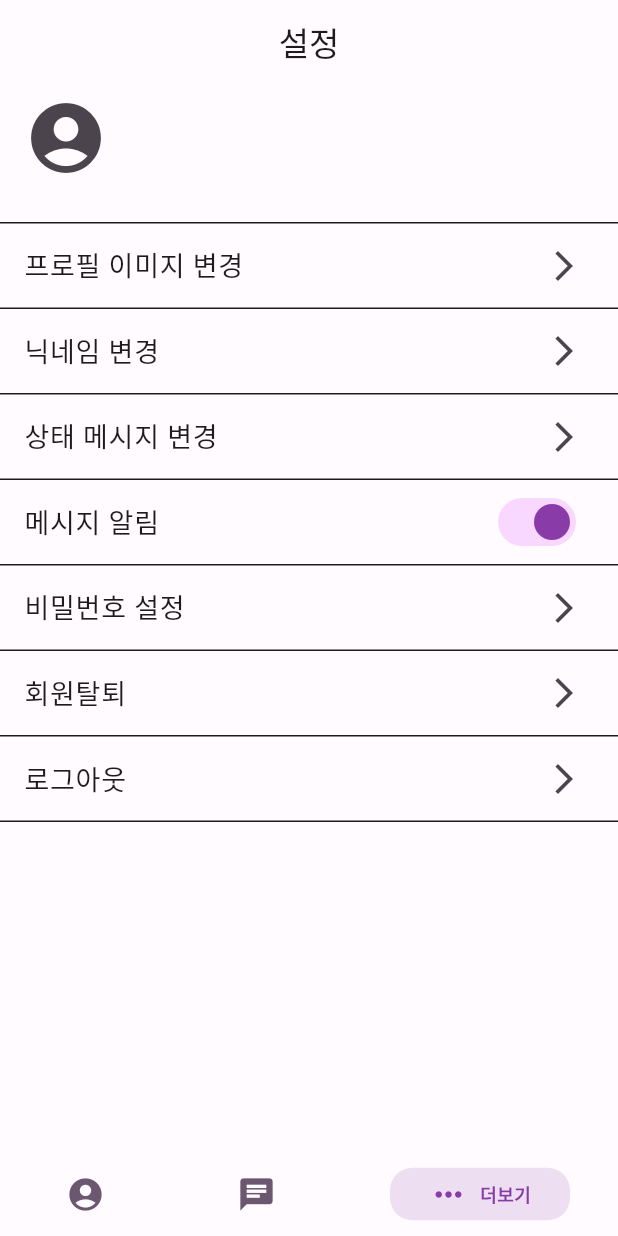
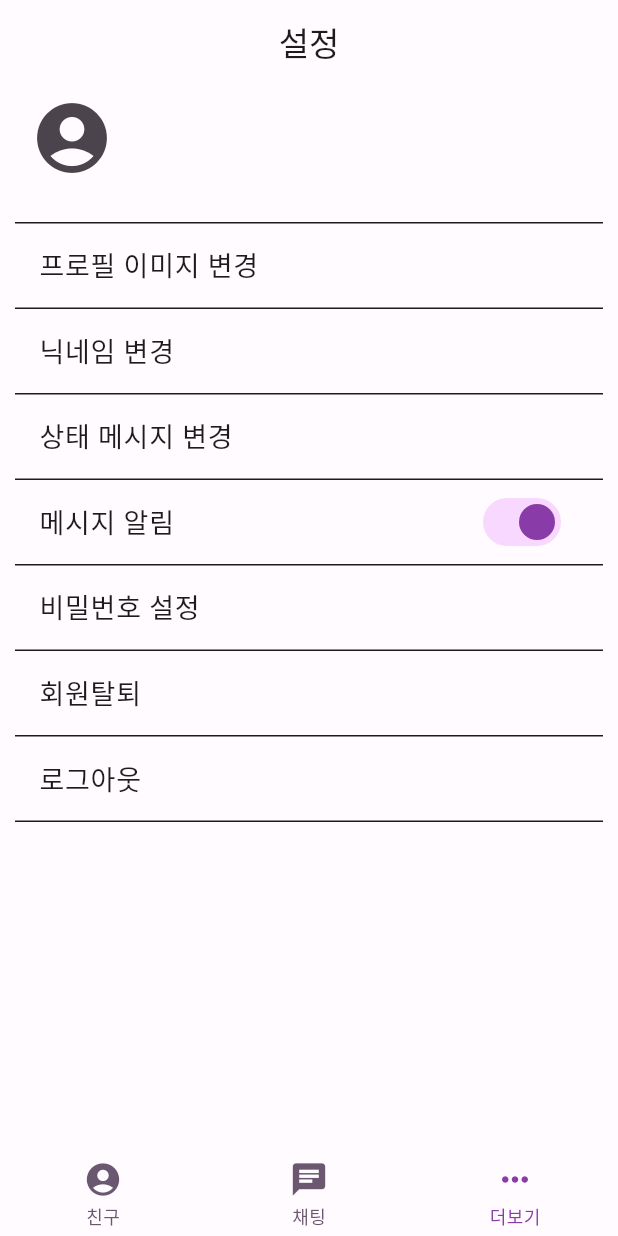
Before and after one commit to tnfy10/firebase_chat_example, a Flutter app: the HomeScreen screen opened directly, item 3 of the bottom bar chosen, on a phone screen of 412 x 824 dp. Run offline on Flutter 3.47's test engine with Material 2 defaults, Android fonts, the phone set to English and light mode, and no system bars; drawn by our look-alikes of cached_network_image, persistent_bottom_nav_bar; our stand-ins replace cloud_firestore, file_picker, firebase_auth, firebase_core, firebase_storage, flutter_local_notifications and 5 more; accounts and stored records are empty; network calls fail; Roboto replaces fonts that are missing (Pretendard).

Commit message:
일부 디자인 수정 및 탭에서 뒤로가기 시 바로 앱이 종료되게 수정

```diff
--- a/lib/app/home/screens/home_screen.dart
+++ b/lib/app/home/screens/home_screen.dart
@@ -1,4 +1,5 @@
 import 'package:flutter/material.dart';
+import 'package:flutter/services.dart';
 import 'package:persistent_bottom_nav_bar/persistent_tab_view.dart';
 
 import 'chat_room_list_screen.dart';
@@ -17,8 +18,7 @@ class _HomeScreenState extends State<HomeScreen> {
 
   int currentScreenIdx = 0;
 
-  List<Widget> screens() =>
-      [FriendListScreen(), const ChatRoomListScreen(), MoreScreen()];
+  List<Widget> screens() => [FriendListScreen(), const ChatRoomListScreen(), MoreScreen()];
 
   List<PersistentBottomNavBarItem> bottomNavBarItemList(BuildContext context) => [
         PersistentBottomNavBarItem(
@@ -40,27 +40,20 @@ class _HomeScreenState extends State<HomeScreen> {
 
   @override
   Widget build(BuildContext context) {
-    return Scaffold(
+    return WillPopScope(
+      onWillPop: () async {
+        SystemNavigator.pop();
+        return false;
+      },
+      child: Scaffold(
           resizeToAvoidBottomInset: false,
           backgroundColor: Theme.of(context).colorScheme.background,
-        body: SafeArea(
-            child: PersistentTabView(
+          body: PersistentTabView(
             context,
             controller: _tabViewController,
             screens: screens(),
             items: bottomNavBarItemList(context),
-          confineInSafeArea: true,
             backgroundColor: Theme.of(context).colorScheme.background,
-          handleAndroidBackButtonPress: true,
-          resizeToAvoidBottomInset: false,
-          stateManagement: true,
-          hideNavigationBarWhenKeyboardShows: true,
-          decoration: NavBarDecoration(
-            borderRadius: BorderRadius.circular(10.0),
-            colorBehindNavBar: Theme.of(context).colorScheme.background,
-          ),
-          popAllScreensOnTapOfSelectedTab: true,
-          popActionScreens: PopActionScreensType.all,
             itemAnimationProperties: const ItemAnimationProperties(
               duration: Duration(milliseconds: 200),
               curve: Curves.ease,
@@ -70,7 +63,8 @@ class _HomeScreenState extends State<HomeScreen> {
               curve: Curves.ease,
               duration: Duration(milliseconds: 200),
             ),
-          navBarStyle: NavBarStyle.style9,
-        )));
+            navBarStyle: NavBarStyle.style6,
+          )),
+    );
   }
 }
--- a/lib/app/home/screens/more_screen.dart
+++ b/lib/app/home/screens/more_screen.dart
@@ -47,16 +47,16 @@ class MoreScreen extends StatelessWidget with CommonDialog {
                     ),
                     title: Text(userController.member.value.nickname ?? ''),
                     subtitle: Text(userController.member.value.statusMessage ?? ''),
+                    contentPadding: const EdgeInsets.symmetric(horizontal: 20),
                   ),
                   ListView(
                     shrinkWrap: true,
-                    padding: const EdgeInsets.only(top: 20),
+                    padding: const EdgeInsets.only(top: 20, left: 10, right: 10),
                     physics: const NeverScrollableScrollPhysics(),
                     children: [
                       const Divider(height: 1),
                       ListTile(
                         title: const Text('프로필 이미지 변경', style: TextStyle(fontSize: 18)),
-                        trailing: const Icon(Icons.arrow_forward_ios),
                         onTap: () {
                           userController.updateProfileImage();
                         },
@@ -64,7 +64,6 @@ class MoreScreen extends StatelessWidget with CommonDialog {
                       const Divider(height: 1),
                       ListTile(
                         title: const Text('닉네임 변경', style: TextStyle(fontSize: 18)),
-                        trailing: const Icon(Icons.arrow_forward_ios),
                         onTap: () {
                           final nicknameController = TextEditingController();
                           final key = GlobalKey<FormState>();
@@ -93,7 +92,6 @@ class MoreScreen extends StatelessWidget with CommonDialog {
                       const Divider(height: 1),
                       ListTile(
                         title: const Text('상태 메시지 변경', style: TextStyle(fontSize: 18)),
-                        trailing: const Icon(Icons.arrow_forward_ios),
                         onTap: () {
                           final statusMsgController = TextEditingController();
                           showTextFormFieldDialog(
@@ -125,7 +123,6 @@ class MoreScreen extends StatelessWidget with CommonDialog {
                       const Divider(height: 1),
                       ListTile(
                         title: const Text('비밀번호 설정', style: TextStyle(fontSize: 18)),
-                        trailing: const Icon(Icons.arrow_forward_ios),
                         onTap: () {
                           Get.to(() => PasswordChangeScreen());
                         },
@@ -133,7 +130,6 @@ class MoreScreen extends StatelessWidget with CommonDialog {
                       const Divider(height: 1),
                       ListTile(
                         title: const Text('회원탈퇴', style: TextStyle(fontSize: 18)),
-                        trailing: const Icon(Icons.arrow_forward_ios),
                         onTap: () {
                           showTwoButtonDialog(
                               context: context,
@@ -151,7 +147,6 @@ class MoreScreen extends StatelessWidget with CommonDialog {
                       const Divider(height: 1),
                       ListTile(
                         title: const Text('로그아웃', style: TextStyle(fontSize: 18)),
-                        trailing: const Icon(Icons.arrow_forward_ios),
                         onTap: () {
                           userController.logout();
                         },
```
Also changed, not shown: lib/app/login/screens/login_screen.dart (+22 -31 lines). Lines whose indentation alone changed are shown as unchanged.
